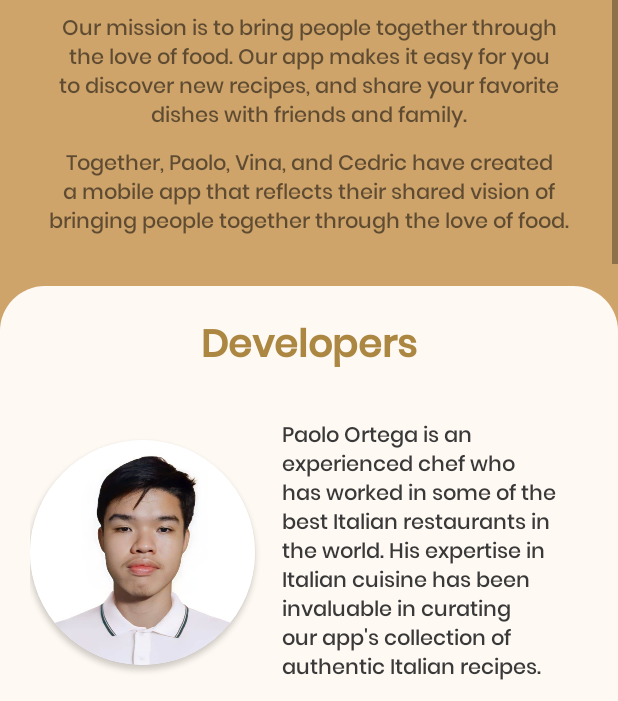
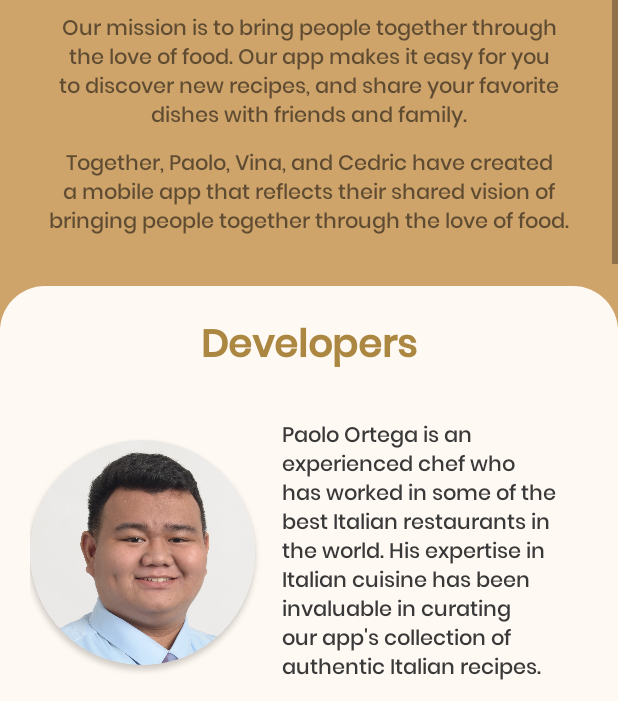
Before and after one commit to cedric882/kitchenkonnect, an Android app: the AboutUs screen opened directly, with no data from a screen before it, on a phone screen of 412 x 824 dp, the part 535-1236 px from its top. Run offline under Robolectric (Android 15) with nearby library versions, the phone set to English and light mode, and no system bars.

Commit message:
andding developers picture

```diff
--- a/app/src/main/res/layout/activity_about_us.xml
+++ b/app/src/main/res/layout/activity_about_us.xml
@@ -101,7 +101,8 @@
                     <ImageView
                         android:layout_width="match_parent"
                         android:layout_height="match_parent"
-                        android:src="@drawable/cedric" />
+                        android:scaleType="centerCrop"
+                        android:src="@drawable/paoloortega" />
                 </androidx.cardview.widget.CardView>
 
                 <TextView
@@ -129,7 +130,7 @@
                     <ImageView
                         android:layout_width="match_parent"
                         android:layout_height="match_parent"
-                        android:src="@drawable/cedric" />
+                        android:src="@drawable/vinadeguzman" />
                 </androidx.cardview.widget.CardView>
 
                 <TextView
```
Also changed, not shown: app/src/main/res/drawable/paoloortega.jpg (added), app/src/main/res/drawable/vinadeguzman.jpg (added).
